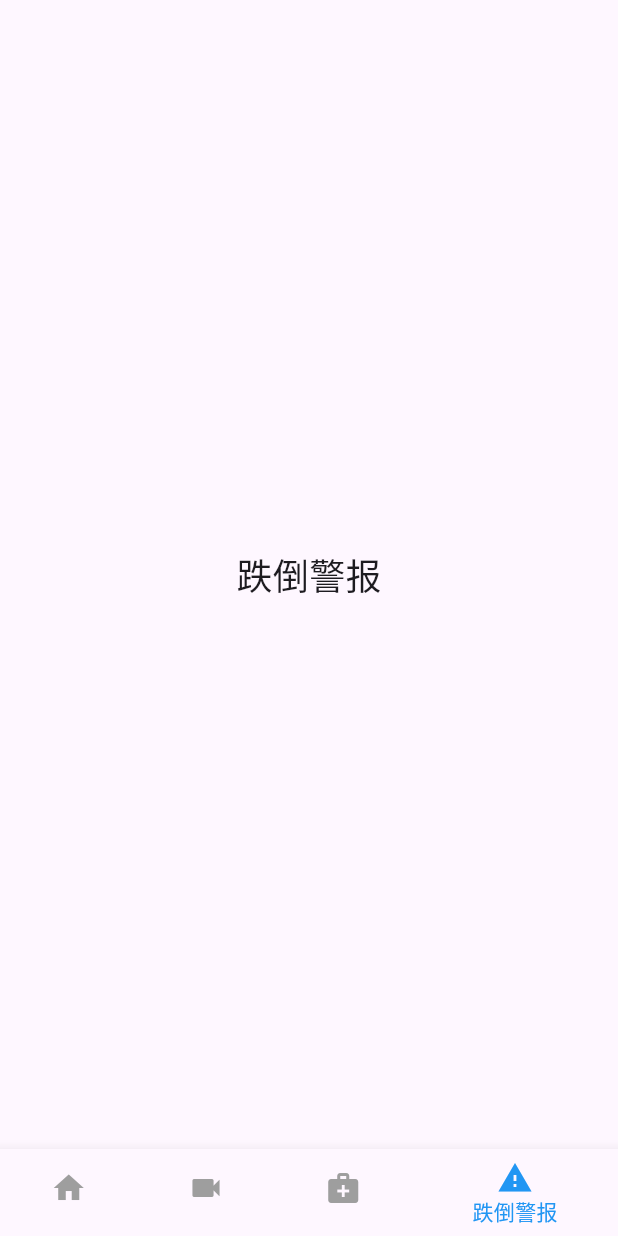
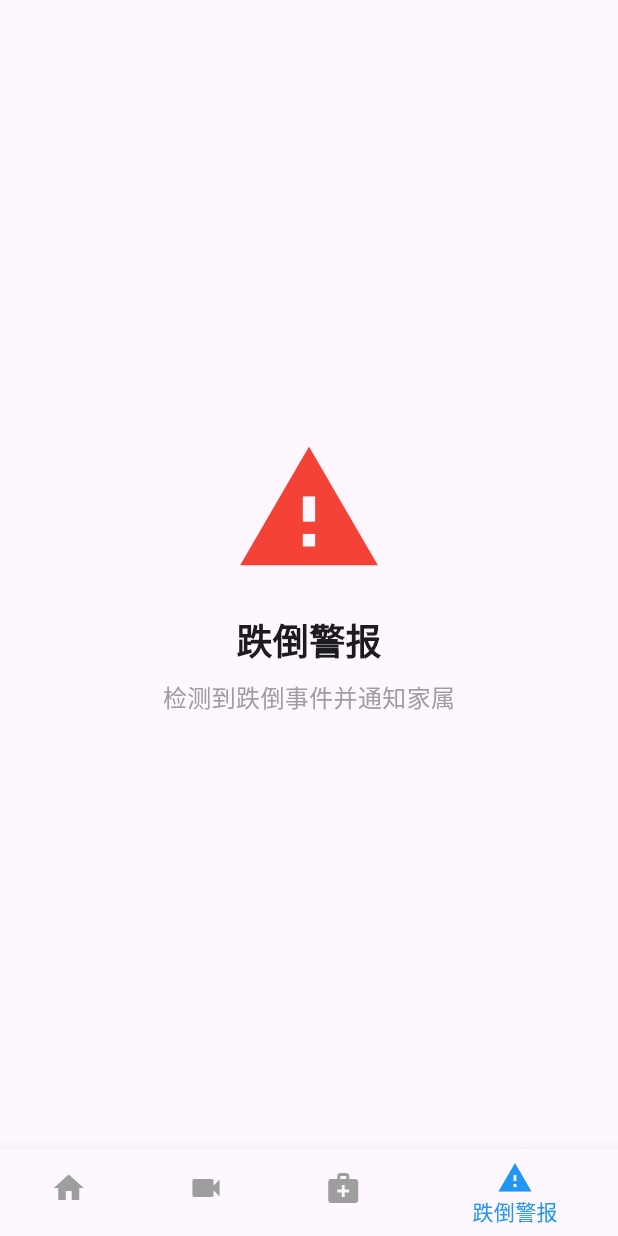
Before and after one commit to maple0leaves/CloudCare, a Flutter app: the MainScreen screen opened directly, item 4 of the bottom bar chosen, on a phone screen of 412 x 824 dp. Run offline on Flutter 3.47's test engine with Material 3 defaults, Android fonts, the phone set to English and light mode, and no system bars; our stand-ins replace dio, flutter_local_notifications, timezone; network calls fail.

Commit message:
NDK26version

```diff
--- a/lib/main.dart
+++ b/lib/main.dart
@@ -1,4 +1,5 @@
 import 'package:flutter/material.dart';
+import 'screens/login_screen.dart';
 
 void main() {
   runApp(MyApp());
@@ -9,100 +10,9 @@ class MyApp extends StatelessWidget {
   Widget build(BuildContext context) {
     return MaterialApp(
       debugShowCheckedModeBanner: false,
-      title: '亲情云守',
-      theme: ThemeData(
-        primarySwatch: Colors.blue,
-      ),
-      home: MainScreen(),
+      title: 'Flutter 模板项目',
+      theme: ThemeData(primarySwatch: Colors.blue),
+      home: LoginScreen(),
     );
   }
 }
-
-class MainScreen extends StatefulWidget {
-  @override
-  _MainScreenState createState() => _MainScreenState();
-}
-
-class _MainScreenState extends State<MainScreen> {
-  int _selectedIndex = 0;
-
-  static List<Widget> _widgetOptions = <Widget>[
-    HomeScreen(),
-    MonitoringScreen(),
-    MedicationReminderScreen(),
-    FallAlertScreen(),
-  ];
-
-  void _onItemTapped(int index) {
-    setState(() {
-      _selectedIndex = index;
-    });
-  }
-
-  @override
-  Widget build(BuildContext context) {
-    return Scaffold(
-      body: _widgetOptions.elementAt(_selectedIndex),
-      bottomNavigationBar: BottomNavigationBar(
-        items: const <BottomNavigationBarItem>[
-          BottomNavigationBarItem(
-            icon: Icon(Icons.home),
-            label: '首页',
-          ),
-          BottomNavigationBarItem(
-            icon: Icon(Icons.videocam),
-            label: '远程监控',
-          ),
-          BottomNavigationBarItem(
-            icon: Icon(Icons.medical_services),
-            label: '服药提醒',
-          ),
-          BottomNavigationBarItem(
-            icon: Icon(Icons.warning),
-            label: '跌倒警报',
-          ),
-        ],
-        currentIndex: _selectedIndex,
-        selectedItemColor: Colors.blue,
-        unselectedItemColor: Colors.grey,
-        onTap: _onItemTapped,
-      ),
-    );
-  }
-}
-
-class HomeScreen extends StatelessWidget {
-  @override
-  Widget build(BuildContext context) {
-    return Center(
-      child: Text('首页', style: TextStyle(fontSize: 24)),
-    );
-  }
-}
-
-class MonitoringScreen extends StatelessWidget {
-  @override
-  Widget build(BuildContext context) {
-    return Center(
-      child: Text('远程监控', style: TextStyle(fontSize: 24)),
-    );
-  }
-}
-
-class MedicationReminderScreen extends StatelessWidget {
-  @override
-  Widget build(BuildContext context) {
-    return Center(
-      child: Text('服药提醒', style: TextStyle(fontSize: 24)),
-    );
-  }
-}
-
-class FallAlertScreen extends StatelessWidget {
-  @override
-  Widget build(BuildContext context) {
-    return Center(
-      child: Text('跌倒警报', style: TextStyle(fontSize: 24)),
-    );
-  }
-}
--- /dev/null
+++ b/lib/screens/alert_screen.dart
@@ -0,0 +1,29 @@
+import 'package:flutter/material.dart';
+
+
+// 跌倒警报页面
+class AlertScreen extends StatelessWidget {
+  @override
+  Widget build(BuildContext context) {
+    return Scaffold(
+      body: Center(
+        child: Column(
+          mainAxisAlignment: MainAxisAlignment.center,
+          children: [
+            Icon(Icons.warning, size: 100, color: Colors.red),
+            SizedBox(height: 20),
+            Text(
+              '跌倒警报',
+              style: TextStyle(fontSize: 24, fontWeight: FontWeight.bold),
+            ),
+            SizedBox(height: 10),
+            Text(
+              '检测到跌倒事件并通知家属',
+              style: TextStyle(fontSize: 16, color: Colors.grey),
+            ),
+          ],
+        ),
+      ),
+    );
+  }
+}
--- /dev/null
+++ b/lib/screens/main_screen.dart
@@ -0,0 +1,49 @@
+import 'package:flutter/material.dart';
+import 'home_screen.dart';
+import 'monitoring_screen.dart';
+import 'medicine_screen.dart';
+import 'alert_screen.dart';
+
+class MainScreen extends StatefulWidget {
+  @override
+  _MainScreenState createState() => _MainScreenState();
+}
+
+class _MainScreenState extends State<MainScreen> {
+  int _selectedIndex = 0;
+
+  static final List<Widget> _pages = <Widget>[
+    HomeScreen(),
+    MonitoringScreen(),
+    MedicineScreen(),
+    AlertScreen(),
+  ];
+
+  void _onItemTapped(int index) {
+    setState(() {
+      _selectedIndex = index;
+    });
+  }
+
+  @override
+  Widget build(BuildContext context) {
+    return Scaffold(
+      body: _pages[_selectedIndex],
+      bottomNavigationBar: BottomNavigationBar(
+        items: const <BottomNavigationBarItem>[
+          BottomNavigationBarItem(icon: Icon(Icons.home), label: '首页'),
+          BottomNavigationBarItem(icon: Icon(Icons.videocam), label: '远程监控'),
+          BottomNavigationBarItem(
+            icon: Icon(Icons.medical_services),
+            label: '服药提醒',
+          ),
+          BottomNavigationBarItem(icon: Icon(Icons.warning), label: '跌倒警报'),
+        ],
+        currentIndex: _selectedIndex,
+        selectedItemColor: Colors.blue,
+        unselectedItemColor: Colors.grey,
+        onTap: _onItemTapped,
+      ),
+    );
+  }
+}
--- a/pubspec.yaml
+++ b/pubspec.yaml
@@ -34,6 +34,8 @@ dependencies:
   # The following adds the Cupertino Icons font to your application.
   # Use with the CupertinoIcons class for iOS style icons.
   cupertino_icons: ^1.0.8
+  dio: ^5.8.0+1
+  flutter_local_notifications: ^18.0.1
 
 dev_dependencies:
   flutter_test:
```
Also changed, not shown: lib/screens/home_screen.dart (added, +116 -0 lines), lib/screens/login_screen.dart (added, +210 -0 lines), lib/screens/medicine_screen.dart (added, +153 -0 lines), lib/screens/monitoring_screen.dart (added, +28 -0 lines), pubspec.lock.
